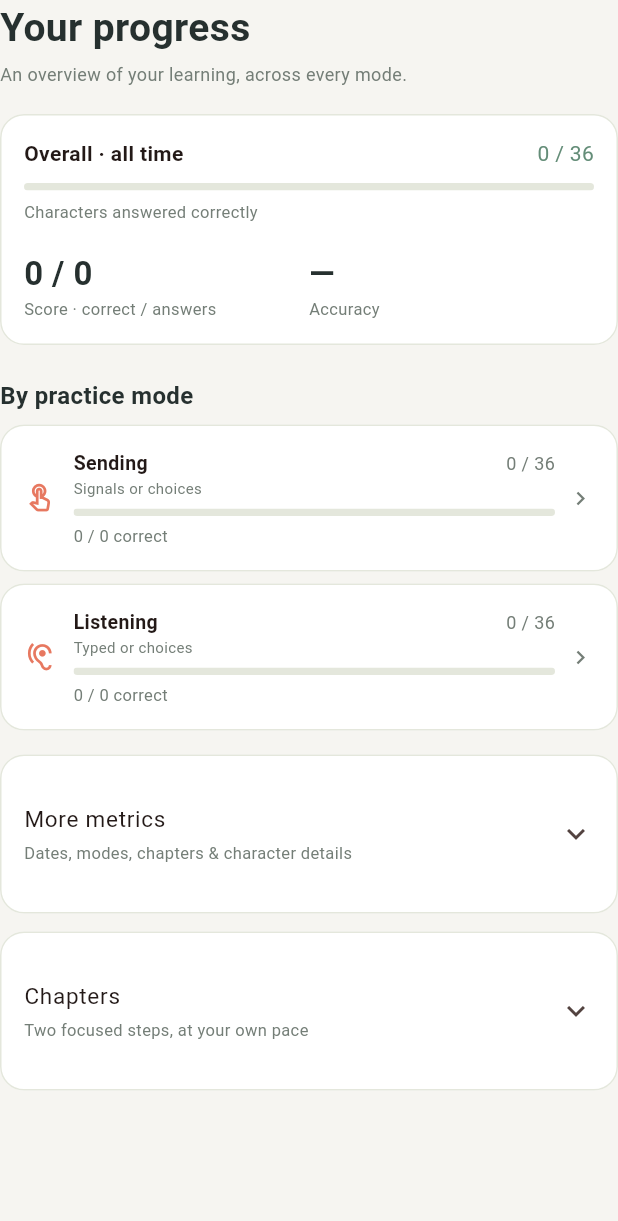
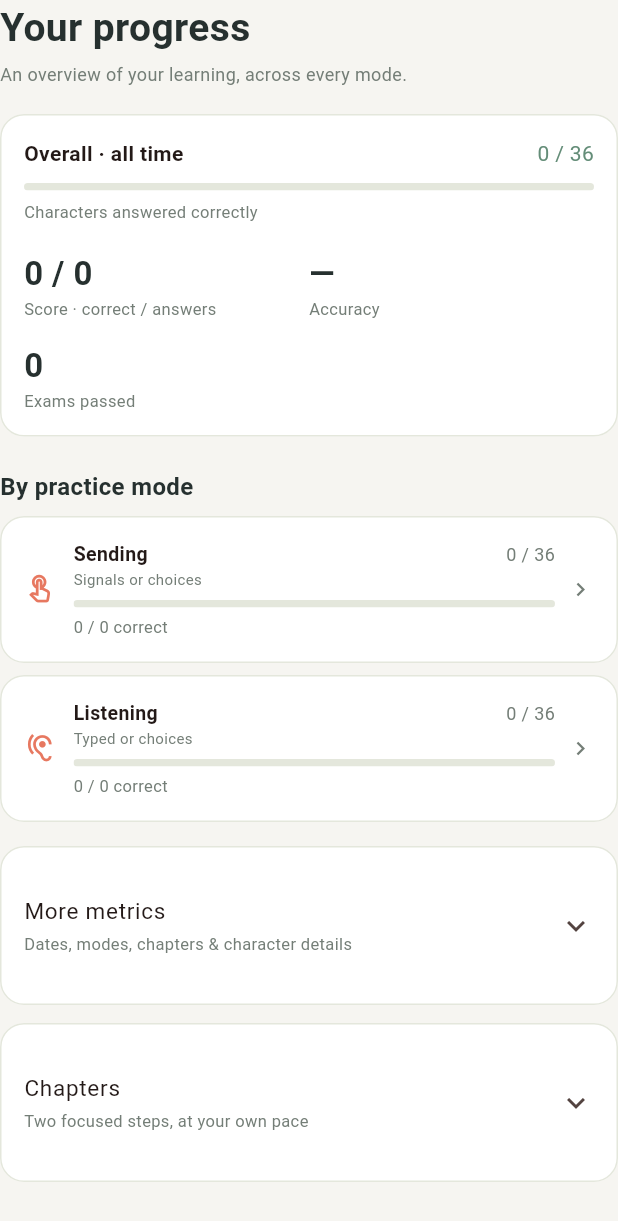
Before and after one commit to jan-lederer/morse-code, a Flutter app: the LearnOverview widget shown alone on an empty page, opened directly with empty values, on a phone screen of 412 x 824 dp. Shown: the top 1221 px of the screen. Run offline on Flutter 3.47's test engine with Material 3 defaults, Android fonts, the light colour scheme and no system bars; missing offline and left inert: dart:js_interop.

Commit message:
feat: update learn overview and main

```diff
--- a/lib/learn_overview.dart
+++ b/lib/learn_overview.dart
@@ -8,11 +8,13 @@ class LearnOverview extends StatefulWidget {
   const LearnOverview({
     super.key,
     required this.history,
+    required this.examsPassed,
     required this.lessons,
     required this.onPractice,
     required this.dark,
   });
   final ProgressHistory history;
+  final int examsPassed;
   final List<(String, String, String)> lessons;
   final void Function(PracticeMode mode, String characters) onPractice;
   final bool dark;
@@ -128,6 +130,12 @@ class _LearnOverviewState extends State<LearnOverview> {
                     ),
                   ),
                 ],
+              ),
+              const SizedBox(height: 14),
+              metric(
+                'Exams passed',
+                '${widget.examsPassed}',
+                key: const ValueKey('learn-exams-passed'),
               ),
             ],
           ),
--- a/pubspec.yaml
+++ b/pubspec.yaml
@@ -1,7 +1,7 @@
 name: dit_morse
 description: Learn Morse code, one small signal at a time.
 publish_to: none
-version: 1.1.2+19
+version: 1.2.0+20
 environment:
   sdk: ^3.13.5
 dependencies:
```
Also changed, not shown: lib/main.dart (+36 -0 lines).
